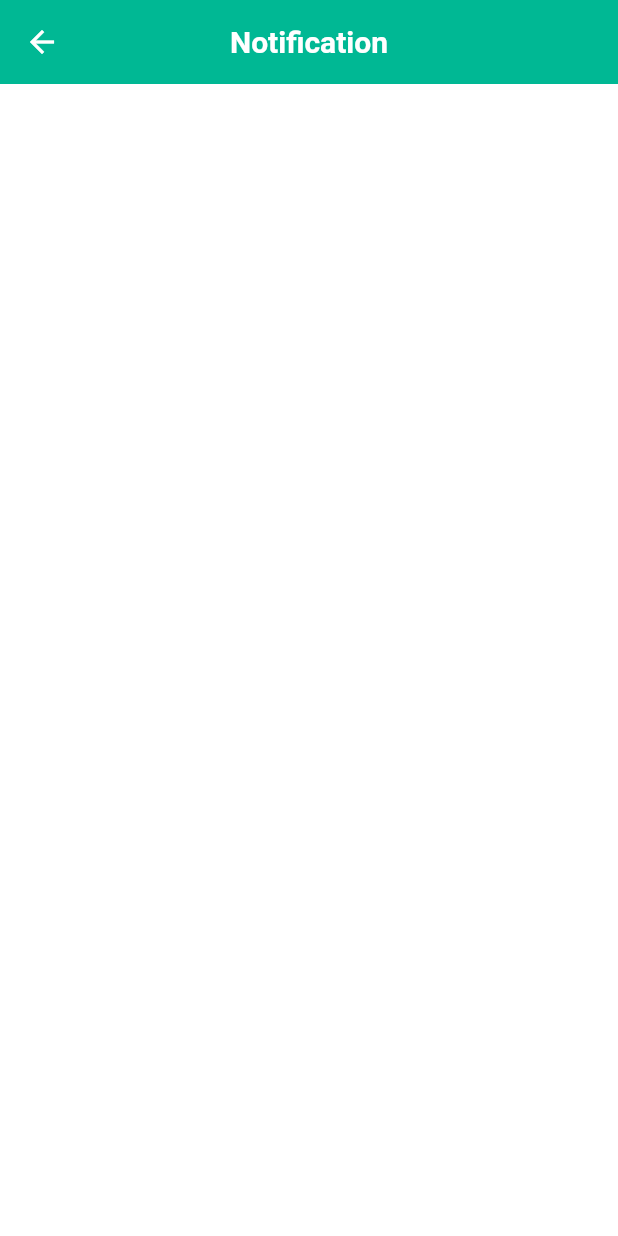
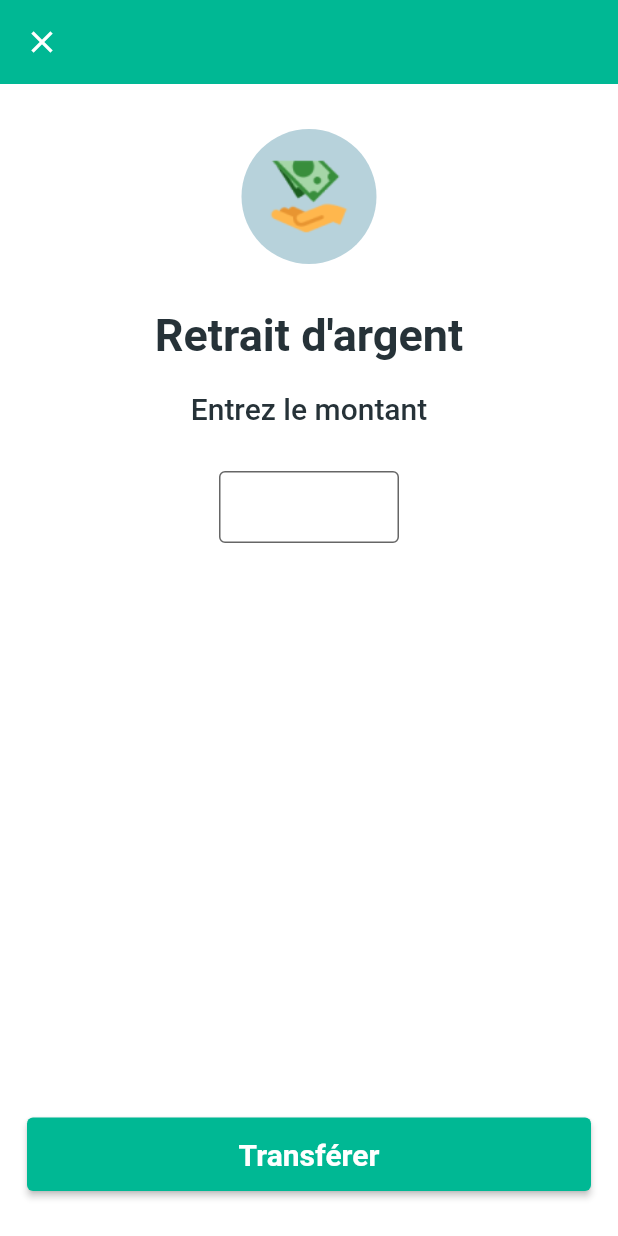
Before and after one commit to BomsTechnology/petite_money, a Flutter app: the HomeScreen screen opened directly, after a tap on "Retrait d'argent", on a phone screen of 412 x 824 dp. Run offline on Flutter 3.47's test engine with Material 2 defaults, Android fonts, the phone set to English and light mode, and no system bars; our stand-ins replace firebase_core, google_fonts, qr_flutter, shared_preferences; missing offline and left inert: qr_code_scanner; accounts and stored records are empty; Roboto replaces fonts that are missing (Ubuntu).

Commit message:
06/11/22

```diff
--- /dev/null
+++ b/lib/pages/amount_page.dart
@@ -0,0 +1,130 @@
+import 'package:flutter/material.dart';
+import 'package:flutter/services.dart';
+import 'package:google_fonts/google_fonts.dart';
+import 'package:petite_money/main.dart';
+import 'package:petite_money/pages/scanner_page.dart';
+
+class AmountPage extends StatefulWidget {
+  const AmountPage({super.key, required this.type});
+  final int type;
+  @override
+  State<AmountPage> createState() => _AmountPageState();
+}
+
+class _AmountPageState extends State<AmountPage> {
+  final amountController = TextEditingController();
+  List assets = [
+    {
+      "title": "Transfert d'argent",
+      "image": "assets/transfert.png",
+    },
+    {
+      "title": "Dépôt d'argent",
+      "image": "assets/depot.png",
+    },
+    {
+      "title": "Retrait d'argent",
+      "image": "assets/retrait.png",
+    },
+  ];
+
+  @override
+  Widget build(BuildContext context) {
+    return Scaffold(
+      appBar: AppBar(
+        elevation: 0,
+        backgroundColor: dGreen,
+        leading: IconButton(
+          icon: const Icon(
+            Icons.close,
+            color: Colors.white,
+          ),
+          onPressed: () {
+            Navigator.of(context).pop();
+          },
+        ),
+      ),
+      body: Padding(
+        padding: const EdgeInsets.symmetric(horizontal: 18, vertical: 30),
+        child: Column(
+          crossAxisAlignment: CrossAxisAlignment.center,
+          children: [
+            Container(
+              padding: const EdgeInsets.all(15),
+              decoration: BoxDecoration(
+                color: bgGray,
+                borderRadius: BorderRadius.circular(45),
+              ),
+              child: Image.asset(
+                assets[widget.type]["image"],
+                width: 60,
+                height: 60,
+              ),
+            ),
+            const SizedBox(
+              height: 30,
+            ),
+            Text(
+              assets[widget.type]["title"],
+              textAlign: TextAlign.center,
+              style: GoogleFonts.ubuntu(
+                fontSize: 30,
+                fontWeight: FontWeight.w700,
+              ),
+            ),
+            const SizedBox(
+              height: 20,
+            ),
+            Text(
+              'Entrez le montant',
+              textAlign: TextAlign.center,
+              style: GoogleFonts.ubuntu(
+                fontSize: 20,
+                fontWeight: FontWeight.w500,
+              ),
+            ),
+            const SizedBox(
+              height: 30,
+            ),
+            SizedBox(
+              width: 120,
+              child: TextField(
+                controller: amountController,
+                keyboardType: TextInputType.number,
+                textAlign: TextAlign.center,
+                style: Theme.of(context).textTheme.headline6,
+                decoration: InputDecoration(
+                  suffix: Text("XFA", style: GoogleFonts.ubuntu()),
+                  border: const OutlineInputBorder(),
+                  contentPadding: const EdgeInsets.fromLTRB(0, 10, 10, 0),
+                ),
+                inputFormatters: [FilteringTextInputFormatter.digitsOnly],
+              ),
+            ),
+            const Spacer(),
+            SizedBox(
+              width: double.infinity,
+              child: ElevatedButton(
+                onPressed: () {
+                  Navigator.push(
+                    context,
+                    MaterialPageRoute(
+                      builder: (context) => ScannerPage(),
+                    ),
+                  );
+                },
+                child: Text(
+                  'Transférer',
+                  style: GoogleFonts.ubuntu(
+                    fontSize: 20,
+                    fontWeight: FontWeight.w700,
+                  ),
+                ),
+              ),
+            ),
+          ],
+        ),
+      ),
+    );
+  }
+}
--- a/lib/pages/home/screens/home_screen.dart
+++ b/lib/pages/home/screens/home_screen.dart
@@ -2,6 +2,7 @@ import 'package:flutter/material.dart';
 import 'package:google_fonts/google_fonts.dart';
 import 'package:petite_money/main.dart';
 import 'package:petite_money/pages/account_page.dart';
+import 'package:petite_money/pages/amount_page.dart';
 import 'package:petite_money/pages/notification_page.dart';
 import 'package:petite_money/provider/theme_provider.dart';
 import 'package:provider/provider.dart';
@@ -118,7 +119,7 @@ class _HomeScreenState extends State<HomeScreen> {
                                   '1000 XFA',
                                   style: GoogleFonts.ubuntu(
                                     color: dGray,
-                                    fontSize: 40,
+                                    fontSize: 30,
                                     fontWeight: FontWeight.w700,
                                   ),
                                 ),
@@ -147,7 +148,7 @@ class _HomeScreenState extends State<HomeScreen> {
                                 width: 10,
                               ),
                               Text(
-                                'AFFICHER MON SOLDE',
+                                'MASQUER MON SOLDE',
                                 style: GoogleFonts.ubuntu(
                                   fontSize: 15,
                                   color: dGray,
@@ -164,43 +165,25 @@ class _HomeScreenState extends State<HomeScreen> {
                 const SizedBox(
                   height: 30,
                 ),
-                Center(
-                  child: SizedBox(
-                    height: 180,
-                    width: 180,
-                    child: Column(
-                      mainAxisAlignment: MainAxisAlignment.center,
-                      crossAxisAlignment: CrossAxisAlignment.center,
-                      children: [
-                        Container(
-                          padding: const EdgeInsets.all(20),
-                          decoration: BoxDecoration(
-                            color: Colors.white,
-                            borderRadius: BorderRadius.circular(60),
-                          ),
-                          child: Image.asset(
-                            'assets/transfert.png',
-                            width: 60,
-                            height: 60,
-                          ),
-                        ),
-                        const SizedBox(
-                          height: 10,
-                        ),
-                        Padding(
-                          padding: const EdgeInsets.symmetric(horizontal: 20),
-                          child: Text(
-                            "Transferer de l'argent",
-                            textAlign: TextAlign.center,
-                            style: GoogleFonts.ubuntu(
-                              fontSize: 17,
-                              fontWeight: FontWeight.w700,
-                            ),
-                          ),
-                        ),
-                      ],
+                Text(
+                  'Paiement',
+                  style: GoogleFonts.ubuntu(
+                    fontSize: 15,
+                    fontWeight: FontWeight.w700,
+                  ),
+                ),
+                const SizedBox(
+                  height: 25,
+                ),
+                Row(
+                  // mainAxisAlignment: MainAxisAlignment.center,
+                  children: [
+                    buildCard(
+                      action: const AmountPage(type: 0),
+                      imagePath: 'assets/transfert.png',
+                      label: 'Transfert d\'argent',
                     ),
-                  ),
+                  ],
                 ),
                 const SizedBox(
                   height: 30,
@@ -216,10 +199,10 @@ class _HomeScreenState extends State<HomeScreen> {
                   height: 25,
                 ),
                 Row(
-                  mainAxisAlignment: MainAxisAlignment.center,
+                  // mainAxisAlignment: MainAxisAlignment.center,
                   children: [
                     buildCard(
-                      action: const NotificationPage(),
+                      action: const AmountPage(type: 1),
                       imagePath: 'assets/depot.png',
                       label: 'Dépôt d\'argent',
                     ),
@@ -227,7 +210,7 @@ class _HomeScreenState extends State<HomeScreen> {
                       width: 20,
                     ),
                     buildCard(
-                      action: const NotificationPage(),
+                      action: const AmountPage(type: 2),
                       imagePath: 'assets/retrait.png',
                       label: 'Retrait d\'argent',
                     ),
--- a/lib/pages/onboarding_page.dart
+++ b/lib/pages/onboarding_page.dart
@@ -25,7 +25,7 @@ class OnboardingPage extends StatelessWidget {
                     height: 300,
                   ),
                   Text(
-                    'Vos transactions Mobile Money faciles et rapides.',
+                    'Vos transactions Quotidiennes faciles et rapides.',
                     textAlign: TextAlign.center,
                     style: GoogleFonts.ubuntu(
                       fontSize: 30,
--- a/pubspec.yaml
+++ b/pubspec.yaml
@@ -38,6 +38,10 @@ dependencies:
   google_fonts: ^3.0.1
   provider: ^6.0.4
   shared_preferences: ^2.0.15
+  qr_code_scanner: ^1.0.1
+  qr_flutter: ^4.0.0
+  firebase_core: ^2.1.1
+  firebase_auth: ^4.1.1
 
 dev_dependencies:
   flutter_test:
```
Also changed, not shown: lib/main.dart (+8 -2 lines), lib/pages/qr_code_page.dart (+59 -1 lines), lib/pages/scanner_page.dart (added, +184 -0 lines), lib/firebase_options.dart (added), pubspec.lock, 8 other files.
